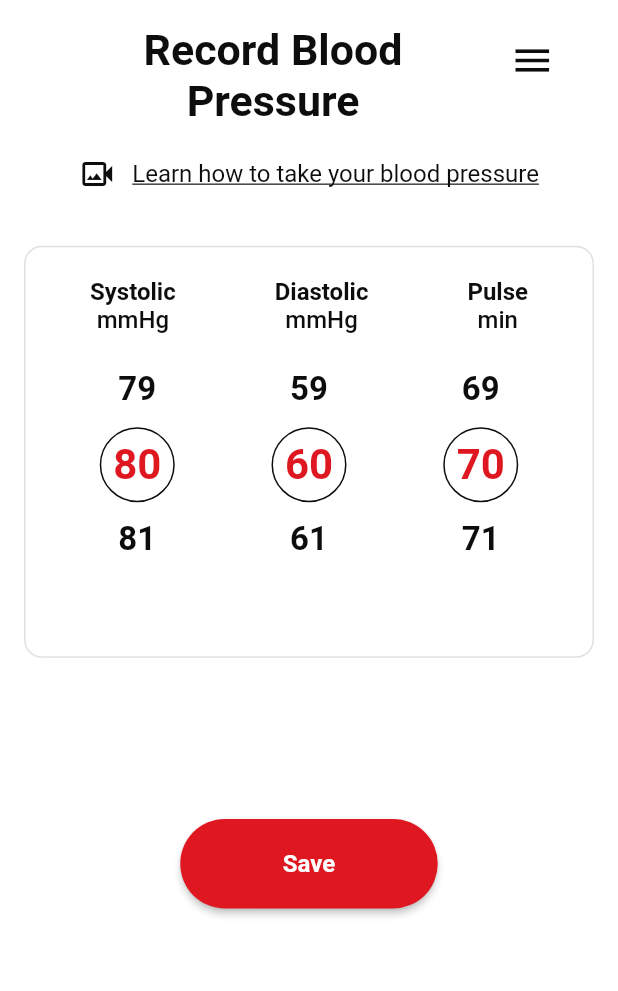
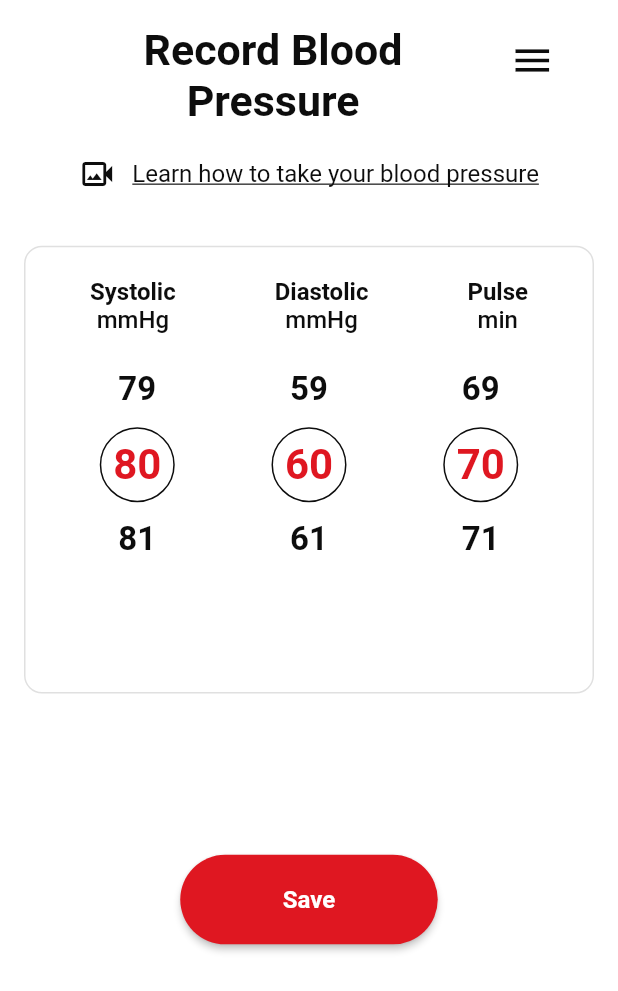
Before and after one commit to ranjanAbhi24/bp-treat, a Flutter app: the AddBPView screen opened by its route, on a phone screen of 412 x 824 dp. Shown: the top 991 px of the screen. Run offline on Flutter 3.47's test engine with Material 2 defaults, Android fonts, the phone set to English and light mode, and no system bars; drawn by our look-alikes of numberpicker; our stand-ins replace firebase_core, firebase_messaging, fl_chart, flutter_easyloading, flutter_local_notifications, flutter_screenutil and 6 more; accounts and stored records are empty.

Commit message:
small change in size if graph container

```diff
--- a/lib/module/dashboard/view/add_bp_view.dart
+++ b/lib/module/dashboard/view/add_bp_view.dart
@@ -71,7 +71,7 @@ backgroundColor: kWhiteColor,
                     ),
                     Container(
                       padding: const EdgeInsets.symmetric(vertical: 20,horizontal: 10),
-                      height: 230.h,
+                      height: 250.h,
                       decoration: BoxDecoration(
 
                         border: Border.all(color: kGreyColor!),
--- a/lib/module/dashboard/view/add_reminder.dart
+++ b/lib/module/dashboard/view/add_reminder.dart
@@ -228,7 +228,7 @@ class ReminderScreen extends StatelessWidget {
                                 ),
                                 SizedBox(height: 10.h,),
                                 Container(
-                                  width: 130.w,
+                                  width: 120.w,
                                   height: 40.h,
                                   padding: const EdgeInsets.only(left: 10,right: 10),
                                   decoration: BoxDecoration(
--- a/lib/module/dashboard/view/dashboard_view.dart
+++ b/lib/module/dashboard/view/dashboard_view.dart
@@ -102,7 +102,6 @@ class DashBoardView extends StatelessWidget {
                             height: 10.h,
                           ),
                           Row(
-
                             children: [
                               Icon(Icons.video_camera_back_outlined,
                                 color: kBlackColor,
```
Also changed, not shown: 1 other file.
